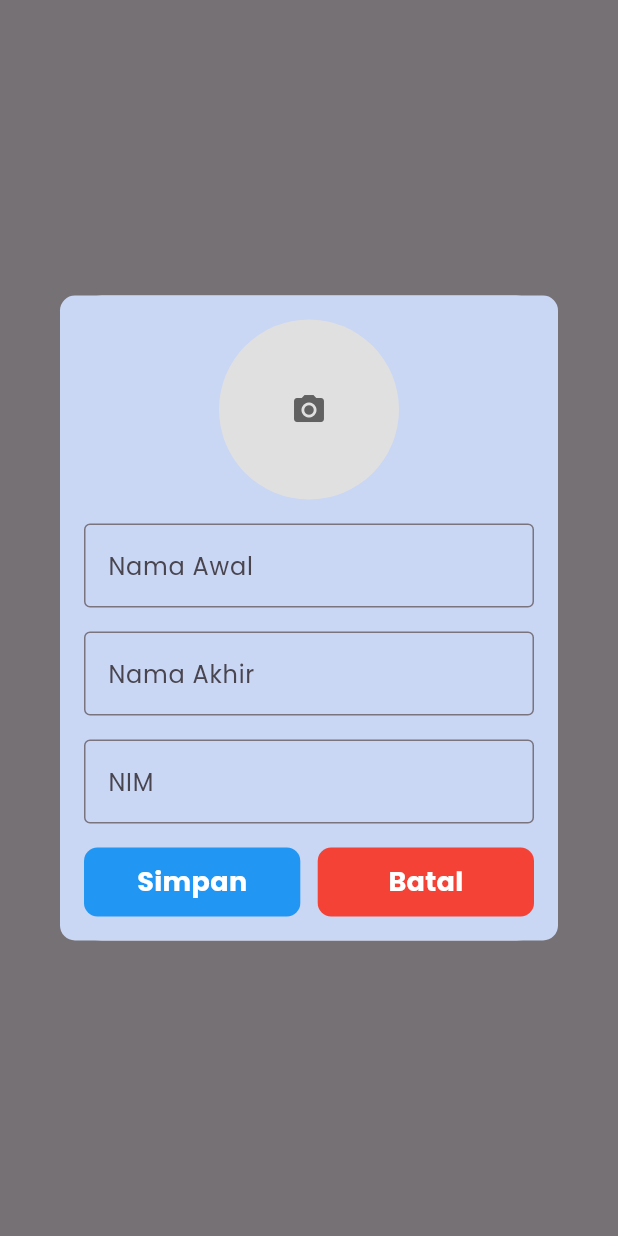
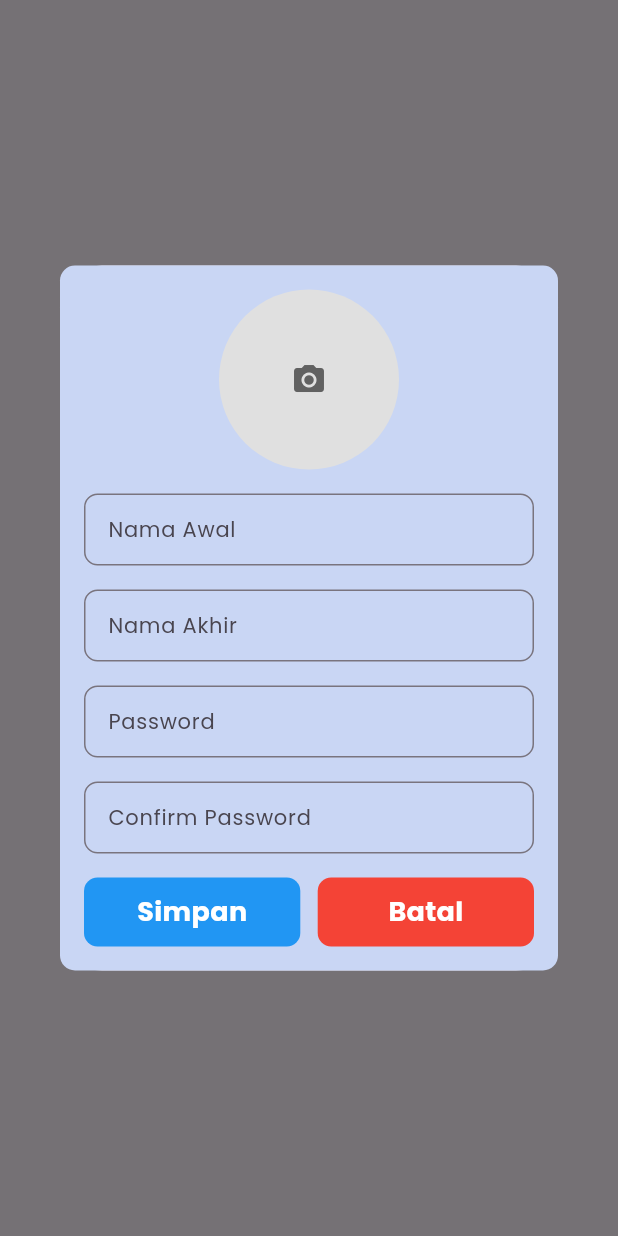
Before and after one commit to dimasyusuf14/ALINEA_FLUTTER, a Flutter app: what showModalForm() shows on an empty page, opened directly with empty values, on a phone screen of 412 x 824 dp. Run offline on Flutter 3.47's test engine with Material 3 defaults, Android fonts, the phone set to English and light mode, and no system bars; drawn by our look-alikes of pull_to_refresh; our stand-ins replace carousel_slider, flutter_spinkit, flutter_svg, flutter_widget_from_html, get, get_storage and 4 more; missing offline and left inert: syncfusion_flutter_pdfviewer; accounts and stored records are empty; network calls fail.

Commit message:
update profile page

```diff
--- a/lib/controller/auth/login/login_controller.dart
+++ b/lib/controller/auth/login/login_controller.dart
@@ -8,7 +8,7 @@ import 'package:get/get.dart';
 import 'package:get_storage/get_storage.dart';
 
 class LoginController extends GetxController {
-  var passController = TextEditingController(text: "password").obs;
+  var passController = TextEditingController(text: "password1").obs;
   var emailController = TextEditingController(text: "user@example.com").obs;
   var checkC = false.obs;
   var isHidden = false.obs;
--- a/lib/controller/cart/cart_controller.dart
+++ b/lib/controller/cart/cart_controller.dart
@@ -107,7 +107,7 @@ class CartController extends GetxController {
         }
       } else {
         Get.snackbar(
-          "Halo!",
+          "Cek Keranjang!",
           "Buku yang kamu pilih sudah ada di keranjang.",
           snackPosition: SnackPosition.TOP,
           backgroundColor: Colors.redAccent,
--- a/lib/pages/home/home_page.dart
+++ b/lib/pages/home/home_page.dart
@@ -25,6 +25,9 @@ class HomePage extends StatelessWidget {
 
   @override
   Widget build(BuildContext context) {
+    Future.delayed(Duration.zero, () {
+      controller.fetchBookList();
+    });
     return Scaffold(
       backgroundColor: Color(0XFFF1F4FD),
       body: Column(
--- a/lib/pages/profile/profile_page.dart
+++ b/lib/pages/profile/profile_page.dart
@@ -45,7 +45,6 @@ class ProfilePage extends StatelessWidget {
                 if (profileController.loadingProfile.value ==
                     DataLoad.loading) {
                   return Center(
-                    // child: ShimmerList(count: 1, heightCard: 70),
                     child: ShimmerProfile(),
                   );
                 } else if (profileController.loadingProfile.value ==
@@ -86,8 +85,8 @@ class ProfilePage extends StatelessWidget {
                       CircleAvatar(
                         radius: 35,
                         backgroundImage: user.image != null
-                            ? NetworkImage(user.image)
-                            : AssetImage(AssetConstant.nullprofilePict)
+                            ? NetworkImage(user.imageUrl)
+                            : AssetImage('assets/images/null_profile.jpg')
                                 as ImageProvider,
                       ),
                       SizedBox(
--- a/lib/pages/profile/widget/show_modal_form.dart
+++ b/lib/pages/profile/widget/show_modal_form.dart
@@ -1,6 +1,4 @@
 import 'package:alinea/controller/profile/profile_controller.dart';
-import 'package:alinea/routes/route_name.dart';
-import 'package:alinea/services/utilities/utilities.dart';
 import 'package:alinea/widgets/button/button_primary.dart';
 import 'package:flutter/material.dart';
 import 'package:get/get.dart';
@@ -11,9 +9,9 @@ void showModalForm(BuildContext context, ProfileController controller) {
     builder: (BuildContext context) {
       return Dialog(
         child: Container(
-          padding: EdgeInsets.all(16),
+          padding: const EdgeInsets.all(16),
           decoration: BoxDecoration(
-            color: Color(0XFFC9D6F4),
+            color: const Color(0XFFC9D6F4),
             borderRadius: BorderRadius.circular(10),
           ),
           child: SingleChildScrollView(
@@ -41,28 +39,67 @@ void showModalForm(BuildContext context, ProfileController controller) {
                     },
                   ),
                 ),
-                SizedBox(height: 16.0),
-                TextField(
+                const SizedBox(height: 16.0),
+                TextFormField(
+                  autocorrect: false,
+                  controller: controller.firstNameController,
+                  keyboardType: TextInputType.text,
                   decoration: InputDecoration(
-                    labelText: 'Nama Awal',
-                    border: OutlineInputBorder(),
+                    labelText: "Nama Awal",
+                    labelStyle: const TextStyle(fontSize: 14),
+                    border: OutlineInputBorder(
+                      borderRadius: BorderRadius.circular(9),
+                    ),
+                    contentPadding:
+                        const EdgeInsets.symmetric(vertical: 8, horizontal: 12),
                   ),
                 ),
-                SizedBox(height: 16.0),
-                TextField(
+                const SizedBox(height: 16.0),
+                TextFormField(
+                  autocorrect: false,
+                  controller: controller.lastNameController,
+                  keyboardType: TextInputType.text,
                   decoration: InputDecoration(
-                    labelText: 'Nama Akhir',
-                    border: OutlineInputBorder(),
+                    labelText: "Nama Akhir",
+                    labelStyle: const TextStyle(fontSize: 14),
+                    border: OutlineInputBorder(
+                      borderRadius: BorderRadius.circular(9),
+                    ),
+                    contentPadding:
+                        const EdgeInsets.symmetric(vertical: 8, horizontal: 12),
                   ),
                 ),
-                SizedBox(height: 16.0),
-                TextField(
+                const SizedBox(height: 16.0),
+                TextFormField(
+                  autocorrect: false,
+                  controller: controller.passwordController,
+                  obscureText: true,
                   decoration: InputDecoration(
-                    labelText: 'NIM',
-                    border: OutlineInputBorder(),
+                    labelText: "Password",
+                    labelStyle: const TextStyle(fontSize: 14),
+                    border: OutlineInputBorder(
+                      borderRadius: BorderRadius.circular(9),
+                    ),
+                    contentPadding:
+                        const EdgeInsets.symmetric(vertical: 8, horizontal: 12),
                   ),
                 ),
-                SizedBox(height: 16.0),
+                const SizedBox(height: 16.0),
+                TextFormField(
+                  autocorrect: false,
+                  controller: controller.confirmPasswordController,
+                  obscureText: true,
+                  decoration: InputDecoration(
+                    labelText: "Confirm Password",
+                    labelStyle: const TextStyle(fontSize: 14),
+                    border: OutlineInputBorder(
+                      borderRadius: BorderRadius.circular(9),
+                    ),
+                    contentPadding:
+                        const EdgeInsets.symmetric(vertical: 8, horizontal: 12),
+                  ),
+                ),
+                const SizedBox(height: 16.0),
                 Row(
                   mainAxisAlignment: MainAxisAlignment.spaceBetween,
                   children: [
@@ -74,7 +111,8 @@ void showModalForm(BuildContext context, ProfileController controller) {
                         color: Colors.blue,
                         width: Get.width,
                         onPressed: () {
-                          Get.toNamed(RouteName.mainPage);
+                          controller.updateProfile();
+                          Get.back(); // Close modal after update
                         },
                       ),
                     ),
@@ -86,7 +124,7 @@ void showModalForm(BuildContext context, ProfileController controller) {
                         color: Colors.red,
                         width: Get.width,
                         onPressed: () {
-                          Get.back(); // Untuk menutup modal
+                          Get.back(); // Close modal
                         },
                       ),
                     ),
--- a/lib/pages/sign_up/sign_up_page.dart
+++ b/lib/pages/sign_up/sign_up_page.dart
@@ -126,7 +126,7 @@ class SignUpPage extends StatelessWidget {
                         SizedBox(
                           height: 20,
                         ),
-                        TextField(
+                        TextFormField(
                           autocorrect: false,
                           controller: controller.lastNameController.value,
                           keyboardType: TextInputType.emailAddress,
--- a/lib/services/utilities/api_constant.dart
+++ b/lib/services/utilities/api_constant.dart
@@ -15,4 +15,5 @@ class APIEndpoint {
   static String invoice = "/invoices/myinvoice";
   static String detailInvoice = "/invoices";
   static String pdfInvoice = "/invoices/download";
+  static String updateProfile = "/profile/update";
 }
--- a/pubspec.yaml
+++ b/pubspec.yaml
@@ -13,6 +13,7 @@ dependencies:
   carousel_slider: ^5.0.0
   collection: ^1.17.0
   cupertino_icons: ^1.0.6
+  dio: ^5.7.0
   flutter:
     sdk: flutter
   flutter_launcher_icons: ^0.14.1
@@ -23,15 +24,16 @@ dependencies:
   flutter_widget_from_html: ^0.15.2
   get: ^4.6.6
   get_storage: ^2.1.1
-  http: ^1.0.0
+  http: ^1.2.2
   image_picker: ^1.1.2
   intl: ^0.19.0
+  path: ^1.9.1
+  path_provider: ^2.1.5
   permission_handler: ^11.3.1
   pull_to_refresh: ^2.0.0
   qr_flutter: ^4.1.0
   shimmer: ^3.0.0
   syncfusion_flutter_pdfviewer: ^27.2.5
-  path_provider: ^2.1.5
 
 dev_dependencies:
   flutter_lints: ^4.0.0
```
Also changed, not shown: lib/controller/profile/profile_controller.dart (+76 -29 lines), lib/model/profile/profile_model.dart (+8 -4 lines), lib/pages/home/detail_page.dart (+2 -12 lines), lib/services/api_services.dart (+40 -16 lines), lib/widgets/shimmer/shimmer_loading.dart (+20 -13 lines), pubspec.lock.
